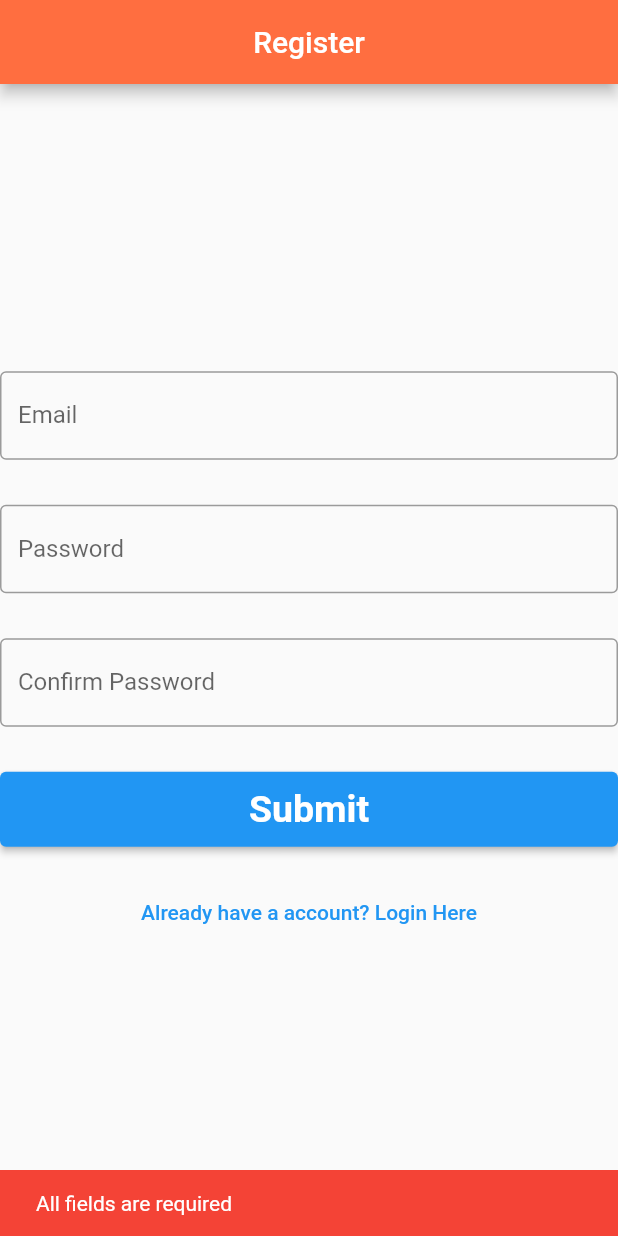
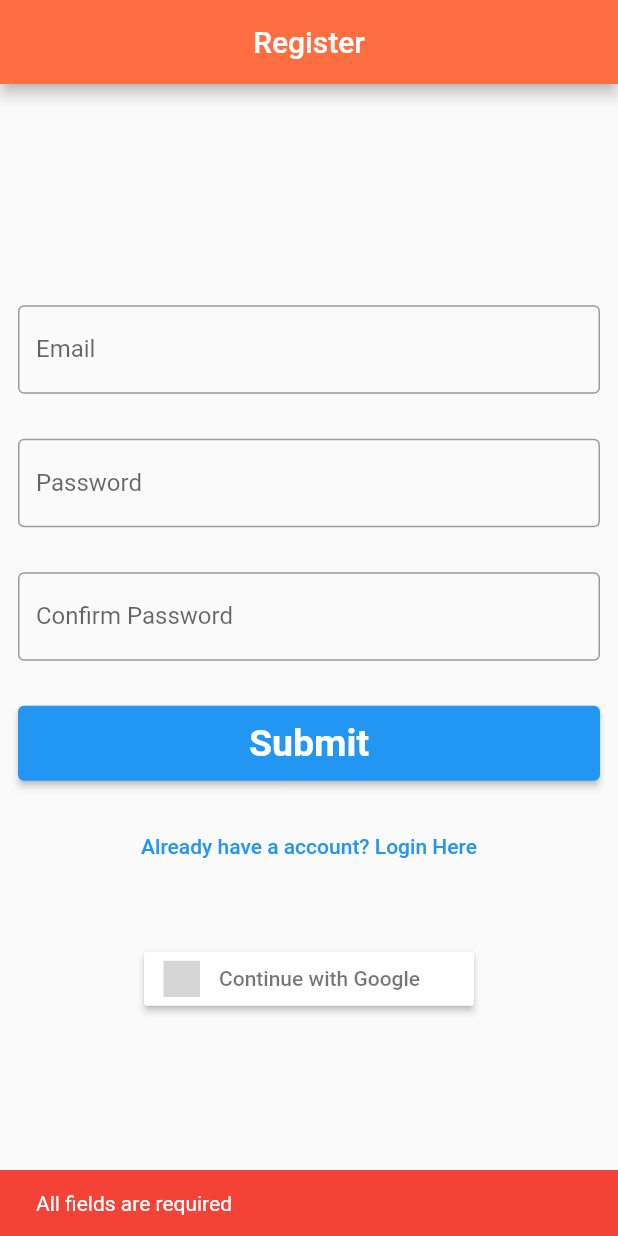
Before and after one commit to EmanuelPentilescu/flutter_firebase_register_update, a Flutter app: the screen it shows after launch, after a tap on "Submit", on a phone screen of 412 x 824 dp. Run offline on Flutter 3.47's test engine with Material 2 defaults, Android fonts, the phone set to English and light mode, and no system bars; our stand-ins replace firebase_auth, firebase_core, flutter_signin_button, google_sign_in; accounts and stored records are empty; grey boxes are pictures that could not be loaded.

Commit message:
Initial commit

```diff
--- a/lib/main.dart
+++ b/lib/main.dart
@@ -1,6 +1,8 @@
 import 'package:firebase_core/firebase_core.dart';
 import 'package:flutter/material.dart';
+import 'package:flutter_firebase/screens/home_screen.dart';
 import 'package:flutter_firebase/screens/register_screen.dart';
+import 'package:flutter_firebase/services/auth_service.dart';
 
 void main() async {
   WidgetsFlutterBinding.ensureInitialized();
@@ -18,7 +20,16 @@ class MyApp extends StatelessWidget {
       theme: ThemeData(
         primarySwatch: Colors.blue,
       ),
-      home: RegisterScreen(),
+      home: StreamBuilder(
+        stream: AuthService().firebaseAuth.authStateChanges(),
+        builder: (context, snapshot){
+          if(snapshot.hasData) {
+            return const HomeScreen();
+          }
+          return RegisterScreen();
+        }
+
+      ),
     );
   }
 }
--- a/lib/screens/register_screen.dart
+++ b/lib/screens/register_screen.dart
@@ -1,16 +1,26 @@
 import 'package:firebase_auth/firebase_auth.dart';
 import 'package:flutter/material.dart';
+import 'package:flutter_firebase/screens/home_screen.dart';
 import 'package:flutter_firebase/services/auth_service.dart';
-//import 'package:flutter/services.dart';
+
 import 'login_screen.dart';
+import 'package:flutter_signin_button/flutter_signin_button.dart';
 
-class RegisterScreen extends StatelessWidget {
-  RegisterScreen({Key? key}) : super(key: key);
+class RegisterScreen extends StatefulWidget {
+  const RegisterScreen({Key? key}) : super(key: key);
 
+  @override
+  State<RegisterScreen> createState() => _RegisterScreenState();
+}
+
+class _RegisterScreenState extends State<RegisterScreen> {
   TextEditingController emailController = TextEditingController();
+
   TextEditingController passwordController = TextEditingController();
+
   TextEditingController confirmPasswordController = TextEditingController();
 
+  bool loading = false;
   @override
   Widget build(BuildContext context) {
     return Scaffold(
@@ -19,7 +29,9 @@ class RegisterScreen extends StatelessWidget {
           centerTitle: true,
           backgroundColor: Colors.deepOrangeAccent,
         ),
-        body: Column(
+        body: Padding(
+          padding: const EdgeInsets.all(12.0),
+          child: Column(
             mainAxisAlignment: MainAxisAlignment.center,
             children: <Widget>[
               TextField(
@@ -50,7 +62,7 @@ class RegisterScreen extends StatelessWidget {
               ),
               const SizedBox(height: 30,),
 
-            Container(
+              loading? const CircularProgressIndicator() : Container(
                 height: 50,
                 width: MediaQuery
                     .of(context)
@@ -58,32 +70,61 @@ class RegisterScreen extends StatelessWidget {
                     .width,
                 child: ElevatedButton(
                   onPressed: () async {
+                      setState(() {
+                        loading=true;
+                      });
                       if(emailController.text=='' || passwordController.text=='') {
-                      ScaffoldMessenger.of(context).showSnackBar(SnackBar(
+                        ScaffoldMessenger.of(context).showSnackBar(const SnackBar(
                           content: Text("All fields are required"),
                           backgroundColor: Colors.red,));
                       }else if(passwordController.text !=confirmPasswordController.text){
-                        ScaffoldMessenger.of(context).showSnackBar(SnackBar(content: Text("Password don't match"), backgroundColor: Colors.red,));
+                          ScaffoldMessenger.of(context).showSnackBar(const SnackBar(content: Text("Password don't match"), backgroundColor: Colors.red,));
                       }else{
-                       User? result = await AuthService().register(emailController.text, passwordController.text);
+                         User? result = await AuthService().register(emailController.text, passwordController.text, context);
                          if(result!=null)
                            {
-                           print("Succes\n");
-                           print(result.email);
+                            Navigator.pushAndRemoveUntil(context, MaterialPageRoute(builder: (context)=> const HomeScreen()), (route) => false);
                            }
                       }
+                      setState(() {
+                        loading=false;
+                      });
                   },
                   child: const Text("Submit",
                     style: TextStyle(fontSize: 25, fontWeight: FontWeight.bold),),
                 ),
               ),
               const SizedBox(height: 20,),
-            TextButton(onPressed: () {
+              TextButton(
+                  onPressed: () {
                 Navigator.push(context,
-                  MaterialPageRoute(builder: (context) => LoginScreen()));
+                    MaterialPageRoute(builder: (context) => const LoginScreen()));
               },
-                child: const Text("Already have a account? Login Here")),
+                  child: const Text("Already have a account? Login Here"),
+              ),
+              const SizedBox(height: 20,),
+
+              //Divider(),
+              const SizedBox(height:20 ,),
+              loading? const CircularProgressIndicator(): SignInButton(
+                  Buttons.Google,
+                  text: "Continue with Google",
+                  onPressed: ()async{
+                    setState(() {
+                      loading=true;
+                    });
+                    User? user= await AuthService().signInWithGoogle();
+                    if(user!=null)
+                      {
+                        Navigator.pushAndRemoveUntil(context,  MaterialPageRoute(builder: (context)=> const HomeScreen()), (route) => false);
+                      }
+                    setState(() {
+                      loading=false;
+                    });
+                  },
+              ),
             ],
+          ),
         )
     );
   }
--- a/pubspec.yaml
+++ b/pubspec.yaml
@@ -15,6 +15,9 @@ dependencies:
   cupertino_icons: ^1.0.2
   firebase_core: ^2.3.0
   firebase_auth: ^4.1.4
+  google_sign_in: ^5.4.2
+  google_sign_in_web: ^0.10.2
+  flutter_signin_button: ^2.0.0
 dev_dependencies:
   flutter_test:
     sdk: flutter
```
Also changed, not shown: lib/screens/home_screen.dart (added, +37 -0 lines), lib/screens/login_screen.dart (+34 -4 lines), lib/services/auth_service.dart (+59 -4 lines), pubspec.lock, 1 other file. Lines whose indentation alone changed are shown as unchanged.
